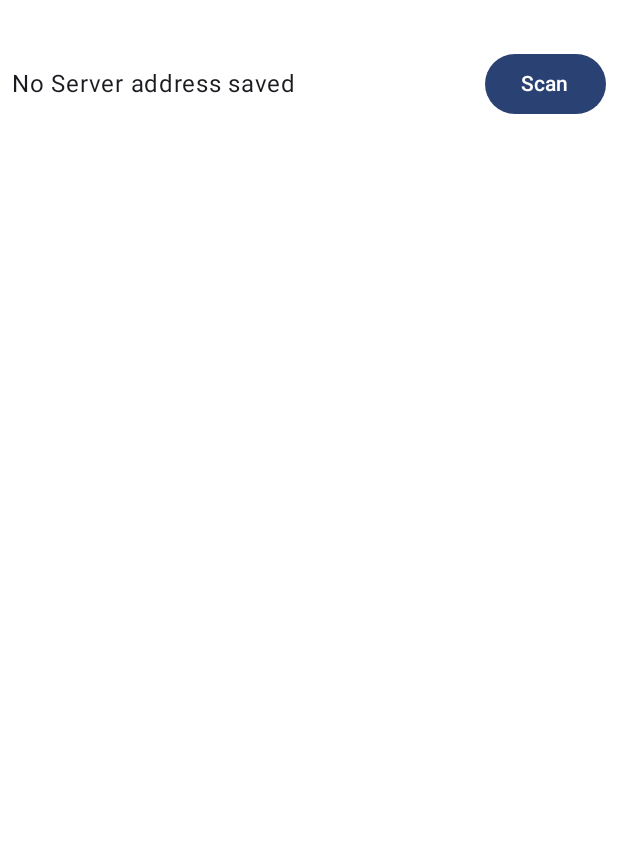
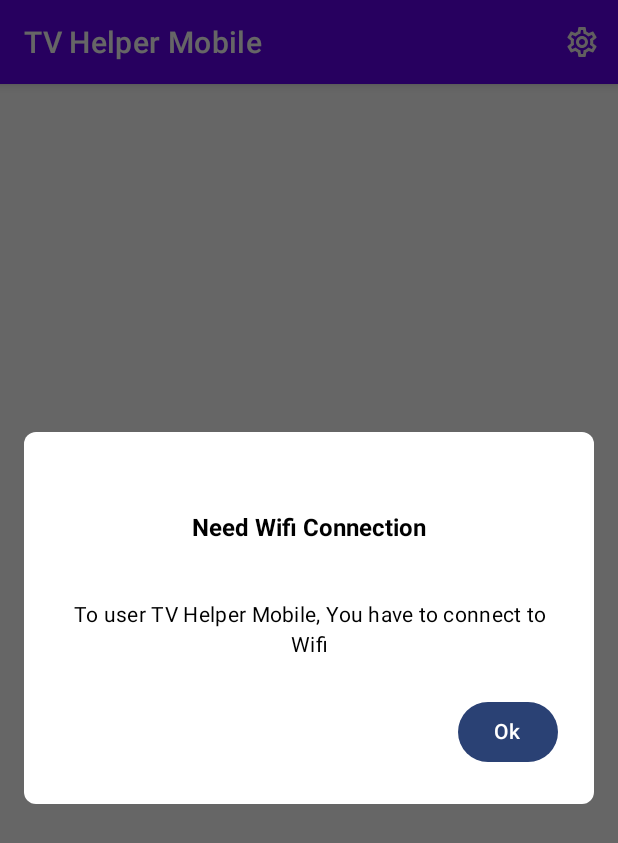
Before and after one commit to DastanIqbal/TVHelper, an Android app built with Jetpack Compose: the screen it shows after launch (NoServerScreen before the commit, MainActivity after it), on a phone screen of 412 x 824 dp. Shown: the top 843 px of the screen. Run offline under Robolectric (Android 15) with nearby library versions, the phone set to English and light mode, and no system bars.

Commit message:
feat: implemented no wifi dialog

```diff
--- a/mobile/src/main/AndroidManifest.xml
+++ b/mobile/src/main/AndroidManifest.xml
@@ -2,6 +2,7 @@
 <manifest xmlns:android="http://schemas.android.com/apk/res/android">
 
     <uses-permission android:name="android.permission.INTERNET" />
+    <uses-permission android:name="android.permission.ACCESS_NETWORK_STATE" />
     <uses-permission android:name="android.permission.ACCESS_WIFI_STATE" />
 
     <application
--- /dev/null
+++ b/mobile/src/main/java/com/dastanapps/poweroff/ui/nointernet/NoWifiDialog.kt
@@ -0,0 +1,97 @@
+package com.dastanapps.poweroff.ui.nointernet
+
+import androidx.compose.foundation.layout.fillMaxWidth
+import androidx.compose.foundation.layout.padding
+import androidx.compose.foundation.shape.RoundedCornerShape
+import androidx.compose.material3.AlertDialog
+import androidx.compose.material3.Button
+import androidx.compose.material3.Surface
+import androidx.compose.material3.Text
+import androidx.compose.runtime.Composable
+import androidx.compose.runtime.mutableStateOf
+import androidx.compose.runtime.remember
+import androidx.compose.ui.Modifier
+import androidx.compose.ui.graphics.Color
+import androidx.compose.ui.text.font.FontWeight
+import androidx.compose.ui.text.style.TextAlign
+import androidx.compose.ui.tooling.preview.Preview
+import androidx.compose.ui.unit.dp
+import androidx.compose.ui.unit.sp
+import androidx.compose.ui.window.DialogProperties
+import androidx.compose.ui.window.SecureFlagPolicy
+import com.dastanapps.poweroff.ui.theme.AndroidTVAppsTheme
+
+/**
+ *
+ * Created by Iqbal Ahmed on 22/02/2023 4:30 PM
+ *
+ */
+
+
+@Composable
+fun NoWifiDialog(
+    dismiss: () -> Unit
+) {
+    val openDialog = remember { mutableStateOf(true) }
+
+    if (!openDialog.value) return
+
+    AndroidTVAppsTheme {
+        Surface(
+            modifier = Modifier.fillMaxWidth(), color = Color.White
+        ) {
+            AlertDialog(
+                modifier = Modifier.padding(16.dp),
+                shape = RoundedCornerShape(8.dp),
+                title = {
+                    Text(
+                        text = "Need Wifi Connection",
+                        color = Color.Black,
+                        fontSize = 16.sp,
+                        fontWeight = FontWeight.Bold,
+                        textAlign = TextAlign.Center,
+                        modifier = Modifier
+                            .padding(top = 24.dp)
+                            .fillMaxWidth()
+                    )
+                },
+                text = {
+                    Text(
+                        text = "To user TV Helper Mobile, You have to connect to Wifi",
+                        textAlign = TextAlign.Center,
+                        modifier = Modifier
+                            .padding(top = 16.dp)
+                            .fillMaxWidth(),
+                    )
+                },
+                onDismissRequest = {
+                    openDialog.value = false
+                },
+                confirmButton = {
+                    Button(onClick = {
+                        openDialog.value = false
+                        dismiss.invoke()
+                    }) {
+                        Text(text = "Ok")
+                    }
+                },
+                containerColor = Color.White,
+                titleContentColor = Color.Black,
+                textContentColor = Color.Black,
+                properties = DialogProperties(
+                    dismissOnBackPress = false,
+                    dismissOnClickOutside = false,
+                    securePolicy = SecureFlagPolicy.Inherit
+                )
+            )
+        }
+    }
+}
+
+@Preview
+@Composable
+fun NoWifiDialogPreview() {
+    NoWifiDialog {
+
+    }
+}
--- /dev/null
+++ b/mobile/src/main/java/com/dastanapps/poweroff/utils/NetworkExt.kt
@@ -0,0 +1,52 @@
+package com.dastanapps.poweroff.utils
+
+import android.content.Context
+import android.net.ConnectivityManager
+import android.net.NetworkCapabilities
+import android.util.Log
+import androidx.annotation.RequiresPermission
+
+/**
+ *
+ * Created by Iqbal Ahmed on 22/02/2023 3:39 PM
+ *
+ */
+
+private const val TAG = "NetworkUtilsExt"
+
+data class InternetConnection(
+    val isWifi: Boolean = false,
+    val isMobile: Boolean = false,
+)
+
+@RequiresPermission(value = "android.permission.ACCESS_NETWORK_STATE")
+fun internetConnectionStatus(context: Context): InternetConnection {
+    var isWifi = false
+    var isMobile = false
+    val connectivityManager =
+        context.getSystemService(Context.CONNECTIVITY_SERVICE) as ConnectivityManager
+    val activeNetwork = connectivityManager.activeNetwork
+    val networkCapabilities = connectivityManager.getNetworkCapabilities(activeNetwork)
+
+    if (networkCapabilities != null) {
+        if (networkCapabilities.hasTransport(NetworkCapabilities.TRANSPORT_WIFI)) {
+            isWifi = true
+            Log.d(TAG, "Device is connected to wifi data")
+        } else if (networkCapabilities.hasTransport(NetworkCapabilities.TRANSPORT_CELLULAR)) {
+            isMobile = true
+            Log.d(TAG, "Device is connected to mobile data")
+        }
+    } else {
+        Log.d(TAG, "Device is not connected to a network")
+    }
+
+    return InternetConnection(isWifi = isWifi, isMobile = isMobile)
+}
+
+fun isConnectedToWifi(context: Context): Boolean {
+    return internetConnectionStatus(context = context).isWifi
+}
+
+fun isConnectedToMobile(context: Context): Boolean {
+    return internetConnectionStatus(context = context).isMobile
+}
--- a/mobile/src/main/java/com/dastanapps/poweroff/wifi/MainActivity.kt
+++ b/mobile/src/main/java/com/dastanapps/poweroff/wifi/MainActivity.kt
@@ -7,11 +7,14 @@ import android.os.Bundle
 import android.view.LayoutInflater
 import android.view.Menu
 import android.view.MenuItem
+import androidx.activity.compose.setContent
 import androidx.activity.result.contract.ActivityResultContracts
 import androidx.appcompat.app.AppCompatActivity
 import com.dastanapps.poweroff.R
 import com.dastanapps.poweroff.databinding.ActivityMainBinding
+import com.dastanapps.poweroff.ui.nointernet.NoWifiDialog
 import com.dastanapps.poweroff.ui.noserver.NoServerScreen
+import com.dastanapps.poweroff.utils.isConnectedToWifi
 import com.dastanapps.poweroff.wifi.contracts.impl.DpadListenerImpl
 import com.dastanapps.poweroff.wifi.contracts.impl.OnTouchListenerImpl
 
@@ -46,11 +49,18 @@ class MainActivity : AppCompatActivity() {
     @SuppressLint("ClickableViewAccessibility")
     override fun onCreate(savedInstanceState: Bundle?) {
         super.onCreate(savedInstanceState)
-        if (!dataStream.isConnected) {
-            activityLauncher.launch(Intent(this, NoServerScreen::class.java))
-        }
         binding = ActivityMainBinding.inflate(LayoutInflater.from(this))
         setContentView(binding.root)
+
+        if (isConnectedToWifi(this)) {
+            if (!dataStream.isConnected) {
+                activityLauncher.launch(Intent(this, NoServerScreen::class.java))
+            }
+        } else {
+            setContent {
+                NoWifiDialog() { finish() }
+            }
+        }
     }
 
     override fun onCreateOptionsMenu(menu: Menu?): Boolean {
```
